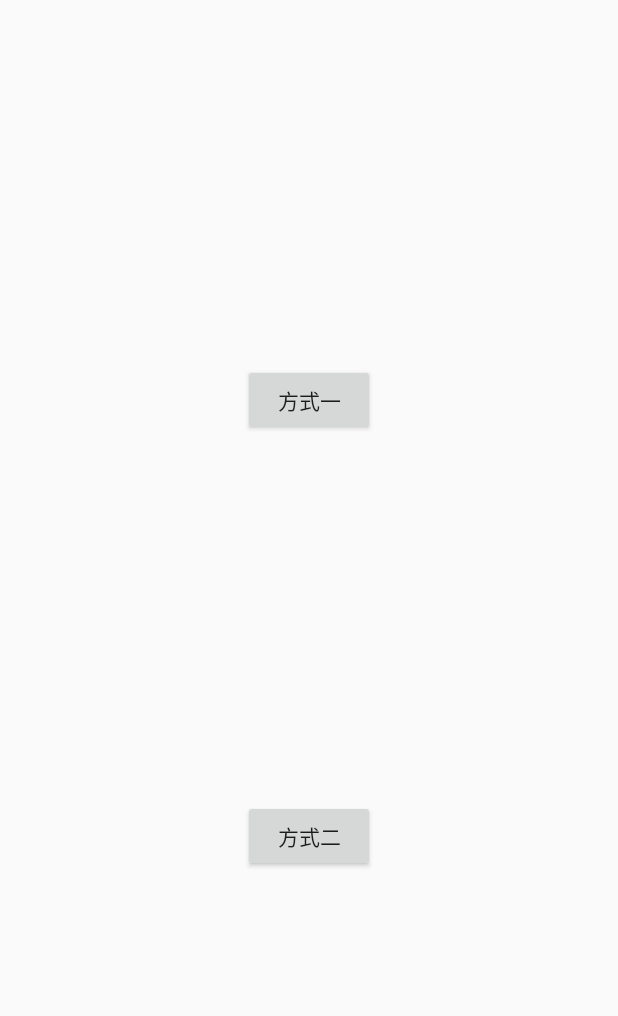
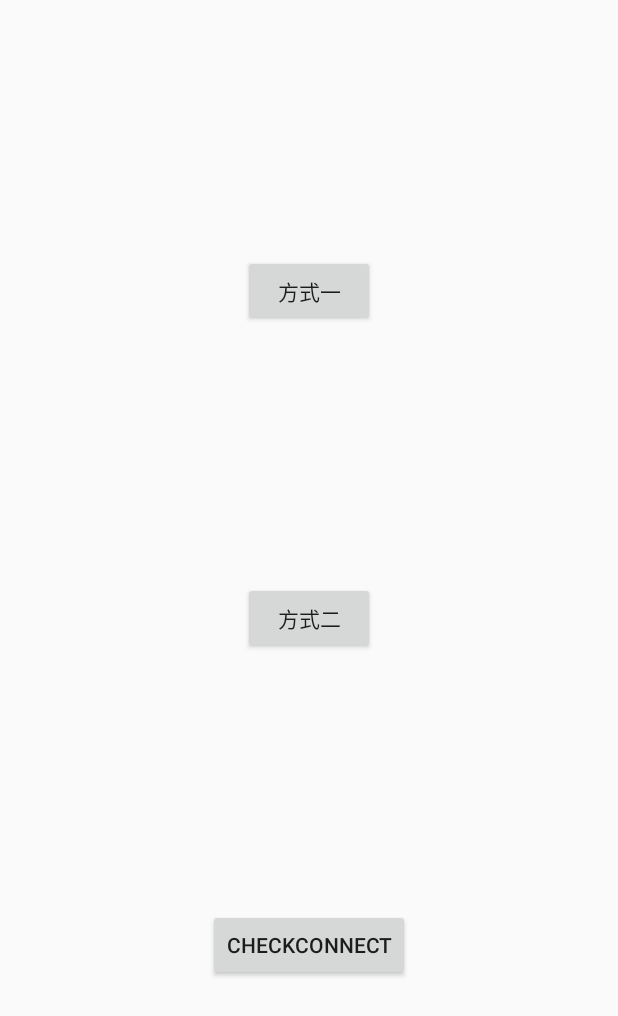
Before and after one commit to katoumorisan/HiUSBCamera, an Android app: the screen it shows after launch (MainActivity), on a phone screen of 412 x 824 dp. Shown: the top 1016 px of the screen. Run offline under Robolectric (Android 15) with nearby library versions, the phone set to English and light mode, and no system bars; Roboto replaces fonts that are not available here.

```diff
--- a/app/src/main/AndroidManifest.xml
+++ b/app/src/main/AndroidManifest.xml
@@ -38,7 +38,7 @@
             </intent-filter>
         </activity>
         <activity android:name=".USBCamera2Activity"
-            android:screenOrientation="portrait"/>
+            android:screenOrientation="landscape"/>
     </application>
 
 </manifest>
--- a/app/src/main/java/com/katoumori/hiusbcamera/USBCamera2Activity.java
+++ b/app/src/main/java/com/katoumori/hiusbcamera/USBCamera2Activity.java
@@ -18,8 +18,8 @@ public class USBCamera2Activity extends AppCompatActivity {
         setContentView(R.layout.activity_usbcamera2);
 
         mCameraFactory = UVCCameraFactory.getInstance();
-//        mCameraFactory.init(this,R.id.camera_view2);
-        mCameraFactory.init(this);
+        mCameraFactory.init(this,R.id.camera_view2);
+//        mCameraFactory.init(this);
         mCameraFactory.setOnPreviewFrameListener(new AbstractUVCCameraHandler.OnPreViewResultListener() {
             @Override
             public void onPreviewResult(byte[] data) {
--- a/app/src/main/res/layout/activity_main.xml
+++ b/app/src/main/res/layout/activity_main.xml
@@ -23,10 +23,21 @@
         android:layout_height="wrap_content"
         android:text="@string/using2"
         android:onClick="button2OnClick"
-        app:layout_constraintBottom_toBottomOf="parent"
+        app:layout_constraintBottom_toTopOf="@id/button3"
         app:layout_constraintLeft_toLeftOf="parent"
         app:layout_constraintRight_toRightOf="parent"
         app:layout_constraintTop_toBottomOf="@id/button1"/>
 
+    <androidx.appcompat.widget.AppCompatButton
+        android:id="@+id/button3"
+        android:layout_width="wrap_content"
+        android:layout_height="wrap_content"
+        android:text="@string/checkConnect"
+        android:onClick="button3OnClick"
+        app:layout_constraintBottom_toBottomOf="parent"
+        app:layout_constraintLeft_toLeftOf="parent"
+        app:layout_constraintRight_toRightOf="parent"
+        app:layout_constraintTop_toBottomOf="@id/button2"/>
+
 
 </androidx.constraintlayout.widget.ConstraintLayout>
--- a/app/src/main/res/values/strings.xml
+++ b/app/src/main/res/values/strings.xml
@@ -2,4 +2,5 @@
     <string name="app_name">HiUSBCamera</string>
     <string name="using1">方式一</string>
     <string name="using2">方式二</string>
+    <string name="checkConnect">checkConnect</string>
 </resources>
```
Also changed, not shown: app/build.gradle (+8 -8 lines), app/src/main/java/com/katoumori/hiusbcamera/MainActivity.java (+8 -0 lines), libusbcamera/build.gradle (+6 -6 lines), libusbcamera/src/main/java/com/katoumori/libusbcamera/UVCCameraFactory.java (+8 -0 lines), libusbcamera/src/main/java/com/katoumori/libusbcamera/UVCCameraHelper.java (+35 -1 lines), libusbcamera/src/main/java/com/serenegiant/usb/USBMonitor.java (+7 -0 lines).
